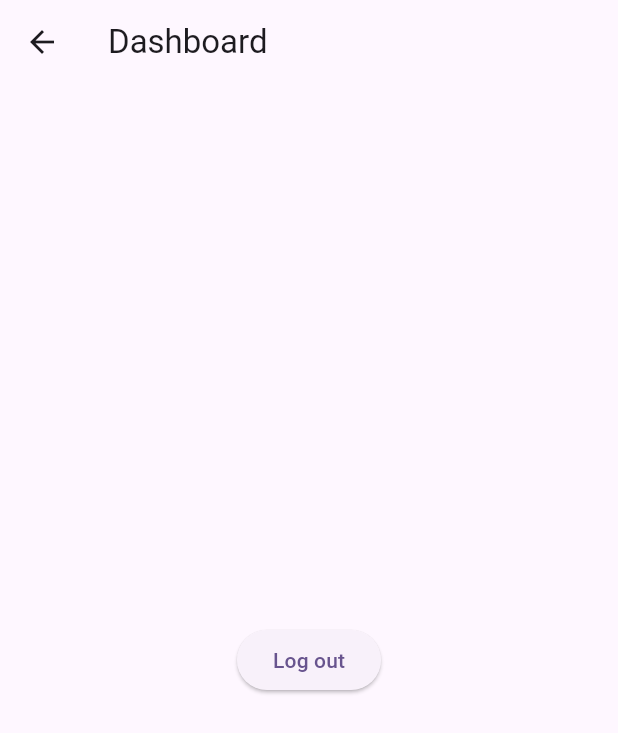
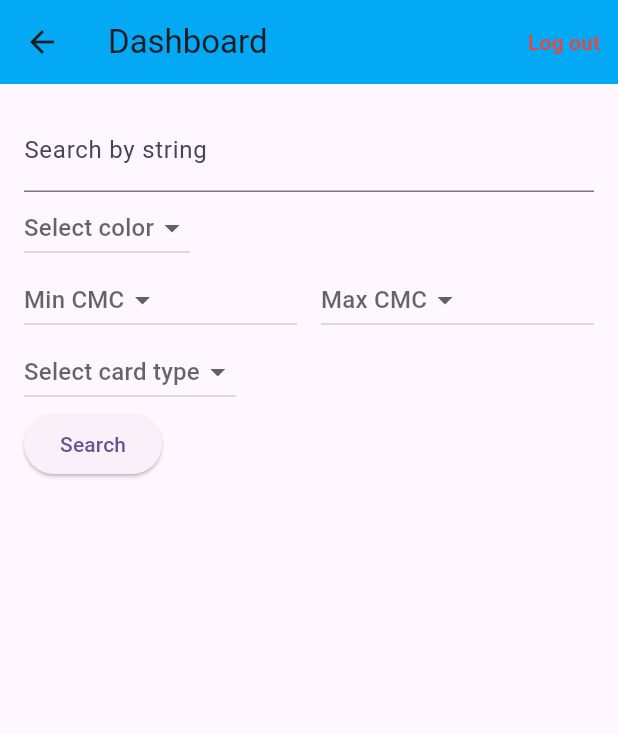
Before and after one commit to preaker81/Mobilt_java22_Jimmy_Karlsson_slutprojekt_Sprint_v_3, a Flutter app: the DashboardScreen screen opened by its route, on a phone screen of 412 x 824 dp. Shown: the top 733 px of the screen. Run offline on Flutter 3.47's test engine with Material 2 defaults, Android fonts, the phone set to English and light mode, and no system bars; our stand-ins replace cloud_firestore, firebase_core, shared_preferences; accounts and stored records are empty.

Commit message:
First API fetch working - needs filtering

```diff
--- a/lib/dashboard.dart
+++ b/lib/dashboard.dart
@@ -1,8 +1,20 @@
 import 'package:flutter/material.dart';
 import 'package:mtg_companion/login.dart';
+import 'package:mtg_companion/search_result.dart';
 import 'package:shared_preferences/shared_preferences.dart';
+import 'package:mtg_companion/data/api_helper.dart';
 
-class DashboardScreen extends StatelessWidget {
+class DashboardScreen extends StatefulWidget {
+  @override
+  _DashboardScreenState createState() => _DashboardScreenState();
+}
+
+class _DashboardScreenState extends State<DashboardScreen> {
+  String? minCmcValue; // Default value is null, so the hint will show
+  String? maxCmcValue; // Default value is null, so the hint will show
+  final TextEditingController searchStringController = TextEditingController();
+  final apiHelper = ApiHelper();
+
   Future<void> _logout(BuildContext context) async {
     SharedPreferences prefs = await SharedPreferences.getInstance();
     await prefs.setBool('isLoggedIn', false);
@@ -20,23 +32,138 @@ class DashboardScreen extends StatelessWidget {
 
     if (isLoggedIn == true) {
       ScaffoldMessenger.of(context).showSnackBar(
-        SnackBar(content: Text('You are already logged in.')),
+        const SnackBar(content: Text('You are already logged in.')),
       );
-      return false; // Cancel the pop operation.
+      return false; // Cancel the pop operation
     }
-    return true; // Allow the pop operation.
+    return true; // Allow the pop operation
   }
 
   @override
   Widget build(BuildContext context) {
+    // Generate the list of CMC values beforehand
+    var minCmcItems = List<String>.generate(16, (i) => i.toString());
+    var maxCmcItems = List<String>.generate(21, (i) => i.toString())
+      ..add('1000000');
+
     return WillPopScope(
       onWillPop: () => _onWillPop(context),
       child: Scaffold(
-        appBar: AppBar(title: Text('Dashboard')),
-        body: Center(
-          child: ElevatedButton(
-            onPressed: () => _logout(context),
-            child: Text('Log out'),
+        appBar: AppBar(
+          title: const Text('Dashboard'),
+          actions: [
+            TextButton(
+              onPressed: () => _logout(context),
+              child: const Text(
+                'Log out',
+                style: TextStyle(
+                  color: Colors.red,
+                ),
+              ),
+            ),
+          ],
+        ),
+        body: Padding(
+          padding: const EdgeInsets.all(16.0),
+          child: Column(
+            crossAxisAlignment: CrossAxisAlignment.start,
+            children: [
+              TextField(
+                controller: searchStringController,
+                decoration: InputDecoration(labelText: 'Search by string'),
+              ),
+              DropdownButton<String>(
+                hint: const Text('Select color'),
+                items: ['White', 'Blue', 'Black', 'Red', 'Green']
+                    .map((String value) {
+                  return DropdownMenuItem<String>(
+                    value: value,
+                    child: Text(value),
+                  );
+                }).toList(),
+                onChanged: (_) {},
+              ),
+              // CMC dropdowns in a Row
+              Row(
+                children: [
+                  Expanded(
+                    child: DropdownButton<String>(
+                      value: minCmcValue,
+                      hint: const Text('Min CMC'),
+                      items: minCmcItems.map((String value) {
+                        return DropdownMenuItem<String>(
+                          value: value,
+                          child: Text(value),
+                        );
+                      }).toList(),
+                      onChanged: (newValue) {
+                        setState(() {
+                          minCmcValue = newValue;
+                        });
+                      },
+                    ),
+                  ),
+                  const SizedBox(width: 16.0), // Gap between dropdowns
+                  Expanded(
+                    child: DropdownButton<String>(
+                      value: maxCmcValue,
+                      hint: const Text('Max CMC'),
+                      items: maxCmcItems.map((String value) {
+                        return DropdownMenuItem<String>(
+                          value: value,
+                          child: Text(value),
+                        );
+                      }).toList(),
+                      onChanged: (newValue) {
+                        setState(() {
+                          maxCmcValue = newValue;
+                        });
+                      },
+                    ),
+                  ),
+                ],
+              ),
+              DropdownButton<String>(
+                hint: const Text('Select card type'),
+                items: [
+                  'Creature',
+                  'Instant',
+                  'Sorcery',
+                  'Enchantment',
+                  'Artifact',
+                  'Land'
+                ].map((String value) {
+                  return DropdownMenuItem<String>(
+                    value: value,
+                    child: Text(value),
+                  );
+                }).toList(),
+                onChanged: (_) {},
+              ),
+              ElevatedButton(
+                onPressed: () async {
+                  try {
+                    final cards = await apiHelper.fetchCards(
+                      searchString: searchStringController.text,
+                      minCmc: minCmcValue,
+                      maxCmc: maxCmcValue,
+                    );
+
+                    Navigator.push(
+                      context,
+                      MaterialPageRoute(
+                        builder: (context) => SearchResultScreen(cards: cards),
+                      ),
+                    );
+                  } catch (e) {
+                    ScaffoldMessenger.of(context).showSnackBar(
+                      SnackBar(content: Text('Failed to fetch cards')),
+                    );
+                  }
+                },
+                child: const Text('Search'),
+              ),
+            ],
           ),
         ),
       ),
--- /dev/null
+++ b/lib/data/api_helper.dart
@@ -0,0 +1,37 @@
+import 'dart:convert';
+import 'package:http/http.dart' as http;
+
+class ApiHelper {
+  final String baseUrl = 'https://api.scryfall.com';
+
+  Future<Map<String, dynamic>> fetchCards({
+    String? searchString,
+    String? minCmc,
+    String? maxCmc,
+  }) async {
+    // Properly encoding the search string
+    String query = Uri.encodeFull(searchString ?? '');
+
+    // Create the full URL
+    String url = '$baseUrl/cards/search?q=$query';
+
+    if (minCmc != null) {
+      url += "&cmc>=${minCmc}";
+    }
+    if (maxCmc != null) {
+      url += "&cmc<=${maxCmc}";
+    }
+
+    // Make the GET request
+    final response = await http.get(Uri.parse(url));
+
+    // Check the status code before proceeding
+    if (response.statusCode == 200) {
+      return json.decode(response.body);
+    } else {
+      print("Status code: ${response.statusCode}");
+      print("Error message: ${response.body}");
+      throw Exception('Failed to load cards');
+    }
+  }
+}
--- a/lib/main.dart
+++ b/lib/main.dart
@@ -17,7 +17,8 @@ class MyApp extends StatelessWidget {
   @override
   Widget build(BuildContext context) {
     return MaterialApp(
-      title: 'Blank App',
+      title: 'Mtg Companion',
+      debugShowCheckedModeBanner: false, // Remove debug banner
       initialRoute: '/login', // Set the initial route as '/login'
       routes: {
         '/login': (context) => LoginScreen(),
@@ -26,6 +27,9 @@ class MyApp extends StatelessWidget {
       },
       theme: ThemeData(
         colorScheme: ColorScheme.fromSeed(seedColor: Colors.deepPurple),
+        appBarTheme: const AppBarTheme(
+            backgroundColor:
+                Colors.lightBlue), // Set AppBar background to light blue
         useMaterial3: true,
       ),
     );
--- a/pubspec.yaml
+++ b/pubspec.yaml
@@ -40,6 +40,7 @@ dependencies:
   firebase_core: ^2.16.0
   crypto: ^3.0.3
   shared_preferences: ^2.2.1
+  http: ^1.1.0
 
 
 dev_dependencies:
```
Also changed, not shown: lib/search_result.dart (added, +33 -0 lines), pubspec.lock.
